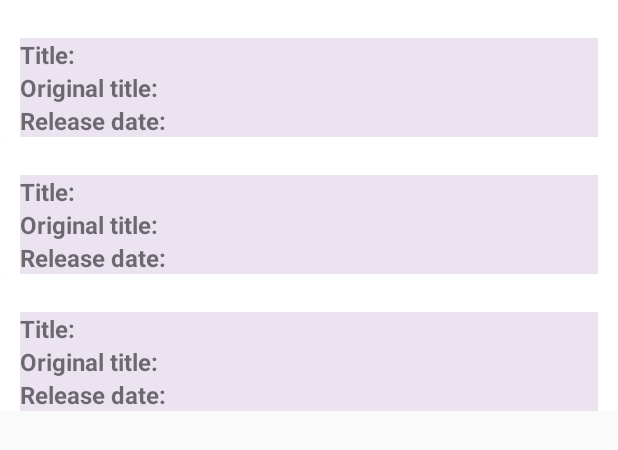
After one commit to cbunay3/mvvm_example, an Android app: the layout layout_movies.xml on its own in the app's theme, with its tools: preview values and no code run, on a phone screen of 412 x 824 dp. The commit adds this screen. Shown: the top 450 px of the screen. Run offline under Robolectric (Android 15) with nearby library versions, the phone set to English and light mode, and no system bars.

Commit message:
showing-list-of-movies (#2)
* Added cardView to show one movie

* loading movie data in CardView

* Added a recyclerView

* population of recyclerview

* Added more elements

* Add dependencies in gradle for recyclerView and CardView

* Add navigation with your dependencies

* Add navigation to list movies. Add style to the item

* Add style to the cardView

* delete scrollView

* change style of cardView

```diff
--- a/app/build.gradle
+++ b/app/build.gradle
@@ -37,6 +37,10 @@ dependencies {
     implementation "org.koin:koin-android:$koin_version"
     implementation "org.koin:koin-android-viewmodel:$koin_version"
     implementation "androidx.lifecycle:lifecycle-extensions:$lifecycleExtensionsVersion"
+    implementation "androidx.recyclerview:recyclerview:1.1.0"
+    implementation "androidx.cardview:cardview:1.0.0"
+    implementation "androidx.navigation:navigation-fragment-ktx:2.1.0"
+    implementation "androidx.navigation:navigation-ui-ktx:2.1.0"
     testImplementation 'junit:junit:4.13'
     androidTestImplementation 'androidx.test.ext:junit:1.1.1'
     androidTestImplementation 'androidx.test.espresso:espresso-core:3.2.0'
--- a/app/src/main/java/com/tw/mvvm_example/model/services/MovieService.kt
+++ b/app/src/main/java/com/tw/mvvm_example/model/services/MovieService.kt
@@ -1,8 +1,8 @@
 package com.tw.mvvm_example.model.services
 
+import com.tw.mvvm_example.constants.Constants.Companion.KEY_API_MOVIE
 import com.tw.mvvm_example.transactionalmodels.MoviesWrapper
 import retrofit2.Call
-import com.tw.mvvm_example.constants.Constants.Companion.KEY_API_MOVIE
 import retrofit2.http.GET
 
 interface MovieService {
--- /dev/null
+++ b/app/src/main/res/layout/layout_movie.xml
@@ -0,0 +1,101 @@
+<?xml version="1.0" encoding="utf-8"?>
+
+<androidx.cardview.widget.CardView xmlns:android="http://schemas.android.com/apk/res/android"
+    xmlns:app="http://schemas.android.com/apk/res-auto"
+    android:id="@+id/movieContainer"
+    android:layout_width="match_parent"
+    android:layout_height="wrap_content"
+    android:clickable="true"
+    android:focusable="true"
+    app:cardBackgroundColor="#ffffff"
+    app:cardElevation="0dp">
+
+    <RelativeLayout
+        android:id="@+id/relativeLayout3"
+        android:layout_width="match_parent"
+        android:layout_height="wrap_content"
+        android:layout_marginStart="13dp"
+        android:layout_marginLeft="13dp"
+        android:layout_marginTop="25dp"
+        android:layout_marginEnd="13dp"
+        android:layout_marginRight="13dp"
+        android:background="@color/colorCalculatorGroupResult"
+        android:orientation="horizontal"
+        app:layout_constraintEnd_toEndOf="parent"
+        app:layout_constraintHorizontal_bias="0.454"
+        app:layout_constraintStart_toStartOf="parent"
+        app:layout_constraintTop_toBottomOf="@+id/relativeLayout2">
+
+        <LinearLayout
+            android:layout_width="match_parent"
+            android:layout_height="wrap_content"
+            android:orientation="vertical">
+
+            <LinearLayout
+                android:id="@+id/ll_title"
+                android:layout_width="match_parent"
+                android:layout_height="match_parent"
+                android:orientation="horizontal">
+
+                <TextView
+                    android:id="@+id/label_title"
+                    android:layout_width="wrap_content"
+                    android:layout_height="wrap_content"
+                    android:text="Title: "
+                    android:textSize="16sp"
+                    android:textStyle="bold" />
+
+                <TextView
+                    android:id="@+id/tv_title"
+                    android:layout_width="match_parent"
+                    android:layout_height="wrap_content"
+                    android:textSize="16sp"
+                    android:textStyle="normal" />
+            </LinearLayout>
+
+            <LinearLayout
+                android:id="@+id/ll_original_title"
+                android:layout_width="match_parent"
+                android:layout_height="match_parent"
+                android:orientation="horizontal">
+
+                <TextView
+                    android:id="@+id/label_original_title"
+                    android:layout_width="wrap_content"
+                    android:layout_height="wrap_content"
+                    android:text="Original title: "
+                    android:textSize="16sp"
+                    android:textStyle="bold" />
+
+                <TextView
+                    android:id="@+id/tv_originalTitle"
+                    android:layout_width="match_parent"
+                    android:layout_height="wrap_content"
+                    android:textSize="16sp" />
+            </LinearLayout>
+
+            <LinearLayout
+                android:id="@+id/ll_release_date"
+                android:layout_width="match_parent"
+                android:layout_height="match_parent"
+                android:orientation="horizontal">
+
+                <TextView
+                    android:id="@+id/label_release_date"
+                    android:layout_width="wrap_content"
+                    android:layout_height="wrap_content"
+                    android:text="Release date: "
+                    android:textSize="16sp"
+                    android:textStyle="bold" />
+
+                <TextView
+                    android:id="@+id/tv_releaseDate"
+                    android:layout_width="match_parent"
+                    android:layout_height="wrap_content"
+                    android:textSize="16sp" />
+            </LinearLayout>
+
+        </LinearLayout>
+    </RelativeLayout>
+
+</androidx.cardview.widget.CardView>
--- /dev/null
+++ b/app/src/main/res/layout/layout_movies.xml
@@ -0,0 +1,17 @@
+<?xml version="1.0" encoding="utf-8"?>
+
+<LinearLayout xmlns:android="http://schemas.android.com/apk/res/android"
+    xmlns:tools="http://schemas.android.com/tools"
+    android:layout_width="match_parent"
+    android:layout_height="wrap_content"
+    android:orientation="vertical">
+
+    <androidx.recyclerview.widget.RecyclerView
+        android:id="@+id/rv_movies"
+        android:layout_width="match_parent"
+        android:layout_height="match_parent"
+        android:clickable="true"
+        android:focusable="true"
+        android:focusableInTouchMode="true"
+        tools:listitem="@layout/layout_movie"></androidx.recyclerview.widget.RecyclerView>
+</LinearLayout>
--- a/app/src/main/res/values/colors.xml
+++ b/app/src/main/res/values/colors.xml
@@ -3,4 +3,5 @@
     <color name="colorPrimary">#6200EE</color>
     <color name="colorPrimaryDark">#3700B3</color>
     <color name="colorAccent">#03DAC5</color>
+    <color name="colorCalculatorGroupResult">#ece3f1</color>
 </resources>
```
Also changed, not shown: app/src/main/java/com/tw/mvvm_example/transactionalmodels/Movie.kt (+8 -8 lines), app/src/main/java/com/tw/mvvm_example/view/activities/MainActivity.kt (+7 -32 lines), app/src/main/java/com/tw/mvvm_example/view/adapters/MovieAdapter.kt (+37 -1 lines), app/src/main/java/com/tw/mvvm_example/view/fragments/MovieListFragment.kt (+67 -1 lines), app/src/main/res/layout/activity_main.xml (+7 -22 lines), app/src/main/res/navigation/navigation_graph.xml (added, +11 -0 lines), 2 other files.
